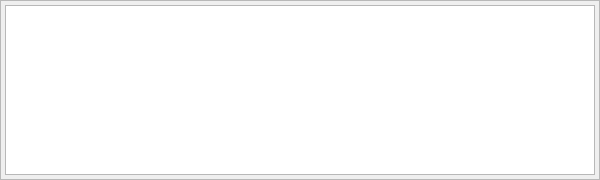
pgmodeler/pgmodeler, file libpgmodeler_ui/ui/layerswidget.ui: the form before one commit.
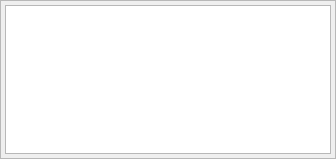
The form after the commit.

Commit message: Minor improvement on "Forced filtering" option on ObjectsFilterWidget in such a way to use a list widget instead of single actions for each object type.

Diff of the .ui file:
```diff
--- a/libpgmodeler_ui/ui/layerswidget.ui
+++ b/libpgmodeler_ui/ui/layerswidget.ui
@@ -6,8 +6,8 @@
    <rect>
     <x>0</x>
     <y>0</y>
-    <width>600</width>
-    <height>180</height>
+    <width>336</width>
+    <height>159</height>
    </rect>
   </property>
   <property name="windowTitle">
@@ -59,7 +59,7 @@
       <item row="0" column="0" colspan="2">
        <widget class="QListWidget" name="layers_lst">
         <property name="alternatingRowColors">
-         <bool>true</bool>
+         <bool>false</bool>
         </property>
        </widget>
       </item>
```
The commit also changes 2 other files.
